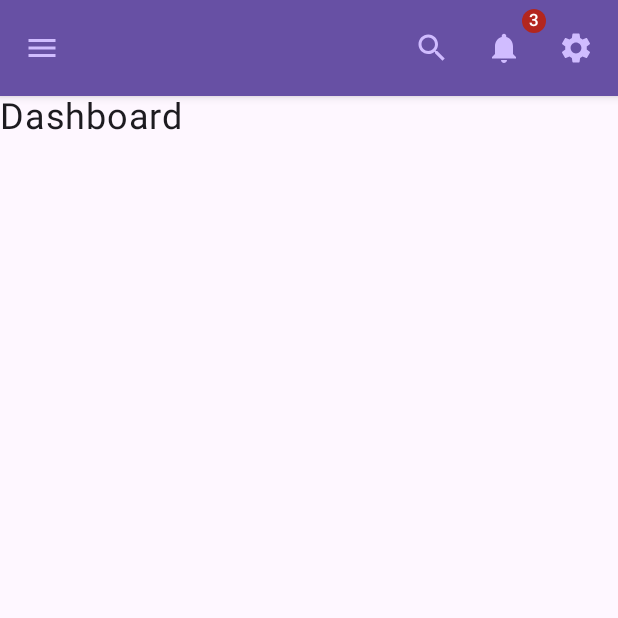
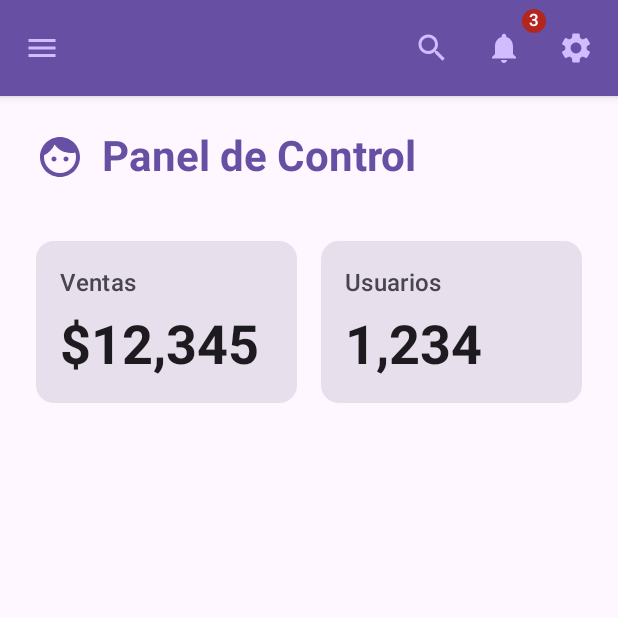
Before and after one commit to MishiMis/kotlin-frontend, an Android app built with Jetpack Compose: the screen it shows after launch (MainActivity), on a phone screen of 412 x 824 dp, the top half of it. Run offline under Robolectric (Android 15) with nearby library versions, the phone set to English and light mode, and no system bars.

Commit message:
second commit

```diff
--- a/app/build.gradle.kts
+++ b/app/build.gradle.kts
@@ -50,6 +50,7 @@ dependencies {
     implementation(libs.androidx.ui.tooling.preview)
     implementation(libs.androidx.material3)
     implementation(libs.androidx.navigation.compose.android)
+    implementation(libs.vision.internal.vkp)
     testImplementation(libs.junit)
     androidTestImplementation(libs.androidx.junit)
     androidTestImplementation(libs.androidx.espresso.core)
--- a/app/src/main/java/com/example/myapp/ui/dashboard/DashboardScreen.kt
+++ b/app/src/main/java/com/example/myapp/ui/dashboard/DashboardScreen.kt
@@ -1,21 +1,93 @@
 package com.example.myapp.ui.dashboard
 
 import androidx.compose.foundation.layout.*
-import androidx.compose.material3.Text
+import androidx.compose.material.icons.Icons
+import androidx.compose.material.icons.filled.Face
+import androidx.compose.material3.*
 import androidx.compose.runtime.Composable
 import androidx.compose.ui.Alignment
 import androidx.compose.ui.Modifier
+import androidx.compose.ui.text.TextStyle
+import androidx.compose.ui.text.font.FontWeight
+import androidx.compose.ui.unit.dp
 import androidx.compose.ui.unit.sp
 
 @Composable
 fun DashboardScreen() {
-    Box(
-        modifier = Modifier.fillMaxSize(),
-        contentAlignment = Alignment.TopStart
+    Column(
+        modifier = Modifier
+            .fillMaxSize()
+            .padding(24.dp),
+        verticalArrangement = Arrangement.spacedBy(24.dp)
     ) {
-        Text(
-            text = "Dashboard",
-            fontSize = 24.sp
-        )
+        Row(
+            verticalAlignment = Alignment.CenterVertically,
+            modifier = Modifier.padding(bottom = 16.dp)
+        ) {
+            Icon(
+                imageVector = Icons.Filled.Face,
+                contentDescription = "Dashboard",
+                tint = MaterialTheme.colorScheme.primary,
+                modifier = Modifier.size(32.dp)
+            )
+            Spacer(modifier = Modifier.width(12.dp))
+            Text(
+                text = "Panel de Control",
+                style = TextStyle(
+                    fontSize = 28.sp,
+                    fontWeight = FontWeight.Bold,
+                    color = MaterialTheme.colorScheme.primary
+                )
+            )
+        }
+
+        Row(
+            modifier = Modifier.fillMaxWidth(),
+            horizontalArrangement = Arrangement.spacedBy(16.dp)
+        ) {
+            MetricCard(
+                title = "Ventas",
+                value = "$12,345",
+                modifier = Modifier.weight(1f)
+            )
+            MetricCard(
+                title = "Usuarios",
+                value = "1,234",
+                modifier = Modifier.weight(1f)
+            )
+
+        }
+
     }
 }
+
+@Composable
+fun MetricCard(
+    title: String,
+    value: String,
+    modifier: Modifier = Modifier
+) {
+    Card(
+        modifier = modifier,
+        colors = CardDefaults.cardColors(
+            containerColor = MaterialTheme.colorScheme.surfaceVariant
+        )
+    ) {
+        Column(
+            modifier = Modifier.padding(16.dp),
+            verticalArrangement = Arrangement.spacedBy(8.dp)
+        ) {
+            Text(
+                text = title,
+                style = MaterialTheme.typography.titleMedium,
+                color = MaterialTheme.colorScheme.onSurfaceVariant
+            )
+            Text(
+                text = value,
+                style = MaterialTheme.typography.displaySmall,
+                fontWeight = FontWeight.Bold,
+                color = MaterialTheme.colorScheme.onSurface
+            )
+        }
+    }
+}
--- a/gradle/libs.versions.toml
+++ b/gradle/libs.versions.toml
@@ -10,6 +10,7 @@ activityCompose = "1.10.1"
 composeBom = "2024.09.00"
 navigationComposeAndroid = "2.9.0"
 navigationComposeJvmstubs = "2.9.0"
+visionInternalVkp = "18.2.3"
 
 [libraries]
 androidx-core-ktx = { group = "androidx.core", name = "core-ktx", version.ref = "coreKtx" }
@@ -28,6 +29,7 @@ androidx-ui-test-junit4 = { group = "androidx.compose.ui", name = "ui-test-junit
 androidx-material3 = { group = "androidx.compose.material3", name = "material3" }
 androidx-navigation-compose-android = { group = "androidx.navigation", name = "navigation-compose-android", version.ref = "navigationComposeAndroid" }
 androidx-navigation-compose-jvmstubs = { group = "androidx.navigation", name = "navigation-compose-jvmstubs", version.ref = "navigationComposeJvmstubs" }
+vision-internal-vkp = { group = "com.google.mlkit", name = "vision-internal-vkp", version.ref = "visionInternalVkp" }
 
 [plugins]
 android-application = { id = "com.android.application", version.ref = "agp" }
```
